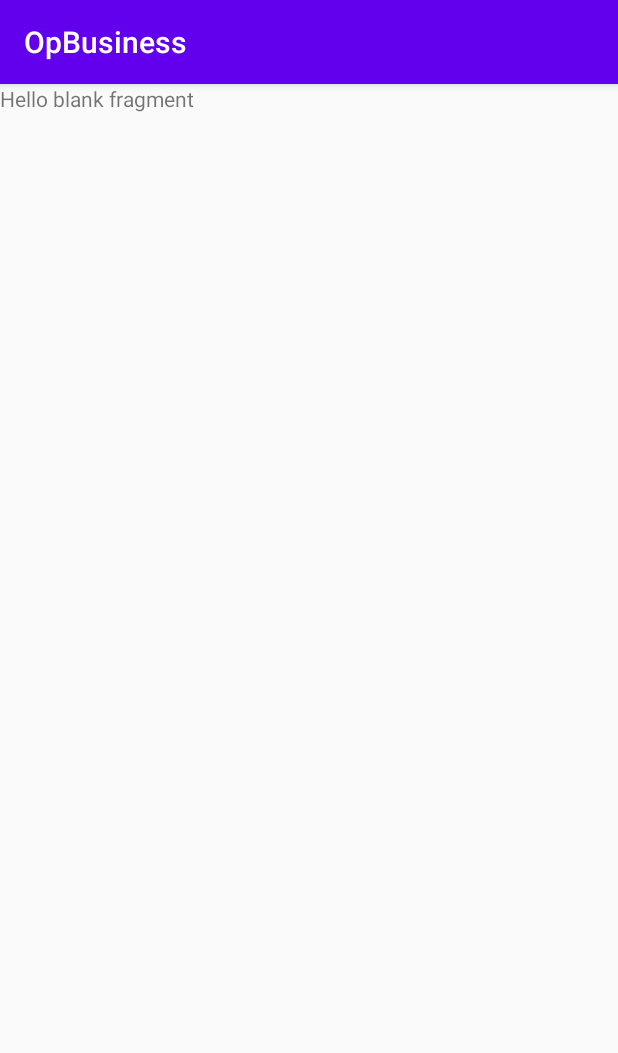
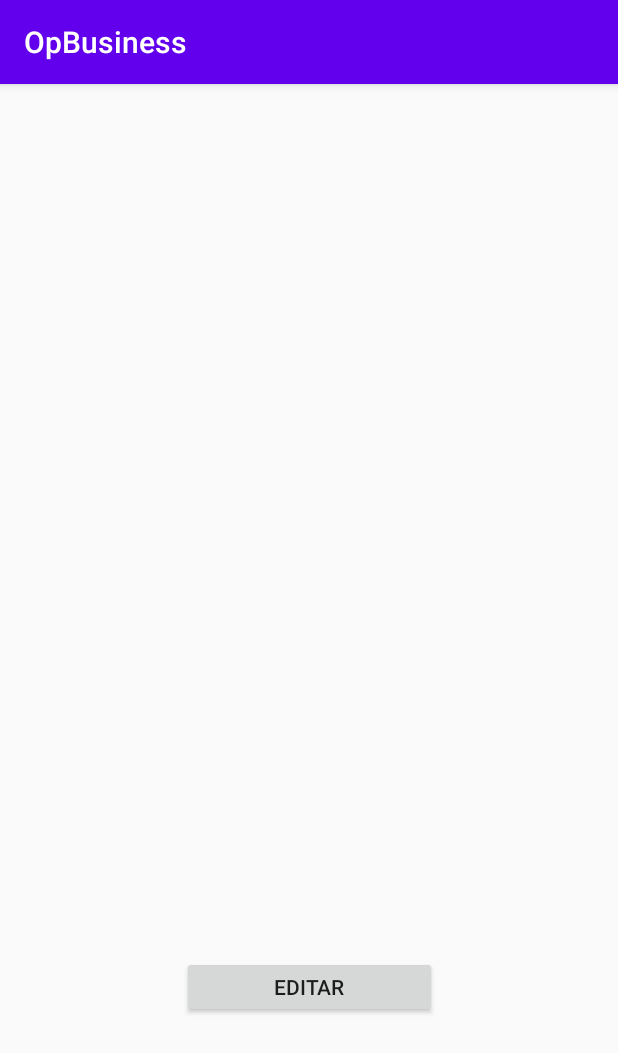
Before and after one commit to carlosivis/OpBusiness, an Android app: the EstoqueFragment screen opened through its navigation route, on a phone screen of 412 x 824 dp. Shown: the top 1053 px of the screen. Run offline under Robolectric (Android 15) with nearby library versions, the phone set to English and light mode, and no system bars; 1 statement that could not run was skipped.

Commit message:
Estoque atualizado

```diff
--- a/app/src/main/java/com/example/opbusiness/ui/EstoqueFragment.kt
+++ b/app/src/main/java/com/example/opbusiness/ui/EstoqueFragment.kt
@@ -18,4 +18,11 @@ class EstoqueFragment : Fragment() {
         return inflater.inflate(R.layout.fragment_estoque, container, false)
     }
 
+    override fun onViewCreated(view: View, savedInstanceState: Bundle?){
+        super.onViewCreated(view, savedInstanceState)
+        btnEdit.setOnClickListener{
+            findNavController().navigate(R.id.action_EstoqueFragment_to_InputFragment)
+        }
+    }
+
 }
--- a/app/src/main/res/layout/fragment_estoque.xml
+++ b/app/src/main/res/layout/fragment_estoque.xml
@@ -1,14 +1,39 @@
 <?xml version="1.0" encoding="utf-8"?>
 <androidx.constraintlayout.widget.ConstraintLayout xmlns:android="http://schemas.android.com/apk/res/android"
+    xmlns:app="http://schemas.android.com/apk/res-auto"
     xmlns:tools="http://schemas.android.com/tools"
     android:layout_width="match_parent"
     android:layout_height="match_parent"
     tools:context=".ui.EstoqueFragment">
 
     <!-- TODO: Update blank fragment layout -->
+
     <TextView
+        android:id="@+id/textView"
         android:layout_width="match_parent"
         android:layout_height="match_parent"
-        android:text="@string/hello_blank_fragment" />
+        tools:layout_editor_absoluteX="113dp"
+        tools:layout_editor_absoluteY="0dp" />
+
+    <Button
+        android:id="@+id/btnEdit"
+        android:layout_width="170dp"
+        android:layout_height="41dp"
+        android:text="Editar"
+        app:layout_constraintBottom_toBottomOf="@+id/textView"
+        app:layout_constraintEnd_toEndOf="parent"
+        app:layout_constraintStart_toStartOf="parent"
+        app:layout_constraintTop_toTopOf="@+id/textView"
+        app:layout_constraintVertical_bias="0.8" />
+
+    <androidx.recyclerview.widget.RecyclerView
+        android:layout_width="404dp"
+        android:layout_height="195dp"
+        android:scrollbars="vertical"
+        app:layout_constraintBottom_toTopOf="@+id/btnEdit"
+        app:layout_constraintEnd_toEndOf="parent"
+        app:layout_constraintStart_toStartOf="parent"
+        app:layout_constraintTop_toTopOf="parent"
+        />
 
 </androidx.constraintlayout.widget.ConstraintLayout>
```
